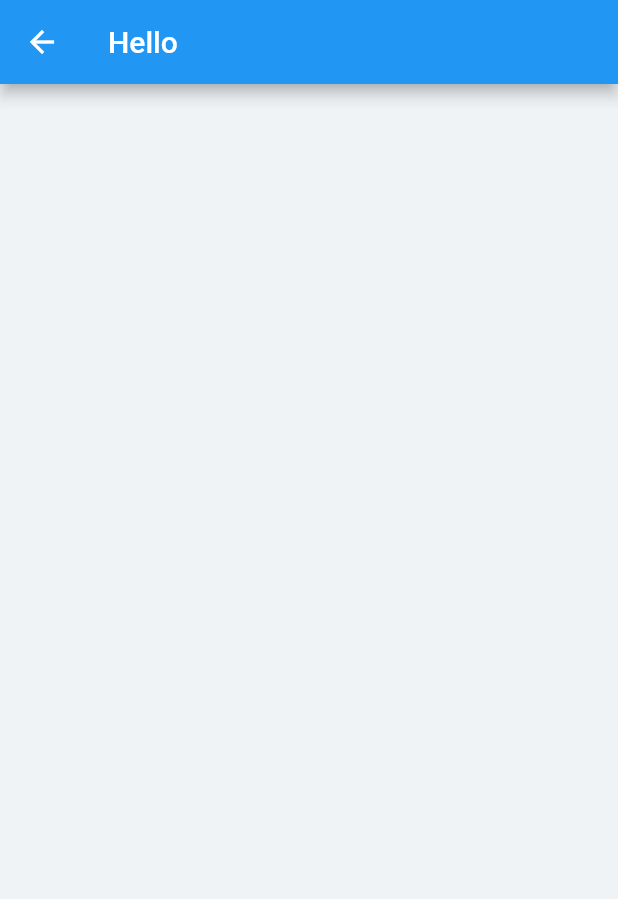
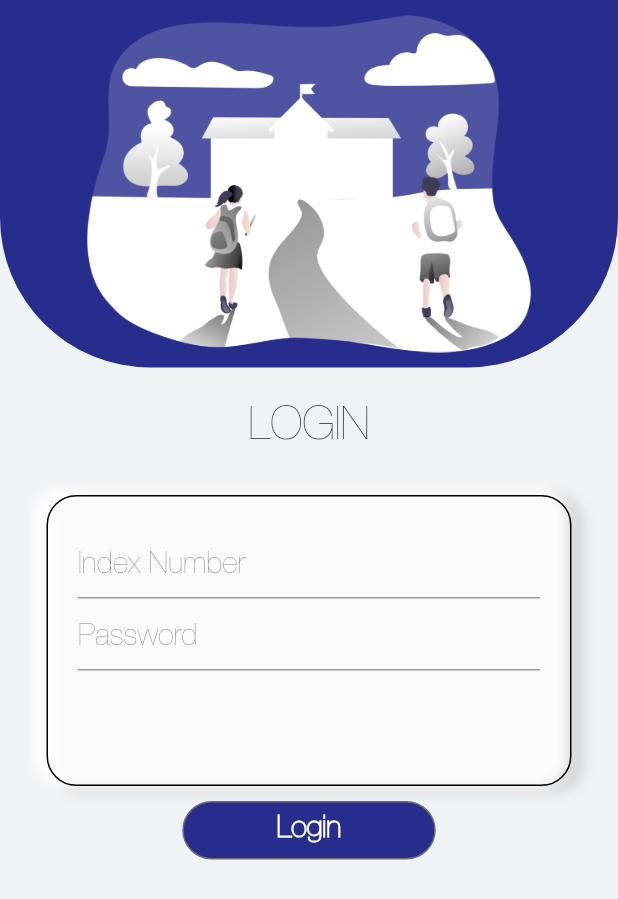
Before and after one commit to Sarbeng/DC-mobile, a Flutter app: the UserDetails screen opened directly, on a phone screen of 412 x 824 dp. Shown: the top 899 px of the screen. Run offline on Flutter 3.47's test engine with Material 2 defaults, Android fonts, the phone set to English and light mode, and no system bars.

Commit message:
Button being added

```diff
--- a/dc/lib/screens/login_page/login_page.dart
+++ b/dc/lib/screens/login_page/login_page.dart
@@ -4,10 +4,11 @@ class LoginPage extends StatelessWidget {
   @override
   Widget build(BuildContext context) {
     return Scaffold(
-        body: Column(
-            mainAxisAlignment: MainAxisAlignment.start,
-            crossAxisAlignment: CrossAxisAlignment.stretch,
-            children: [
+        body: SingleChildScrollView(
+            child: Column(
+                mainAxisAlignment: MainAxisAlignment.start,
+                crossAxisAlignment: CrossAxisAlignment.stretch,
+                children: [
           //the first container contains the image and background of the top portion of the ui
           Container(
             height: 245.0,
@@ -23,7 +24,7 @@ class LoginPage extends StatelessWidget {
           ),
           //The second container contains the text for login
           Container(
-              height: 100.0,
+              height: 75.0,
               child: Center(
                 child: Text(
                   "LOGIN",
@@ -32,7 +33,6 @@ class LoginPage extends StatelessWidget {
               )),
           //Third container to place the Login Text Area
           Center(
-
             child: Container(
               margin: const EdgeInsets.all(10.0),
               //color: Colors.amber[100],
@@ -56,19 +56,32 @@ class LoginPage extends StatelessWidget {
                   ]),
 
               child: Column(
+                children: <Widget>[
+                  TextField(
+                    decoration: InputDecoration(
+                        hintText: "Index Number",
+                        hintStyle: TextStyle(
+                            fontSize: 20.0, fontFamily: 'HelveticaNeue')),
+                  ),
+                  TextField(
+                    decoration: InputDecoration(
+                        hintText: "Password",
+                        hintStyle: TextStyle(
+                            fontSize: 20.0, fontFamily: 'HelveticaNeue')),
+                  ),
+                ],
+              ),
+            ),
+          ),
+          //Fourth Container for button
+          SizedBox(height:30.0),
+          Center(
 
-                children: <Widget>[
+            child: RaisedButton(onPressed: (){},
+            textColor: Colors.white,
 
-                  TextField(),
-                  TextField()
-
-                ],
-
-
-                )
-              ,
             ),
-          )
-        ]));
+          ),
+        ])));
   }
 }
--- a/dc/lib/screens/user_details/user_details.dart
+++ b/dc/lib/screens/user_details/user_details.dart
@@ -1,18 +1,100 @@
 import 'package:flutter/material.dart';
-
 
 class UserDetails extends StatelessWidget {
   @override
   Widget build(BuildContext context) {
     return Scaffold(
-        appBar: AppBar(
-          title: Text('Hello'),
-        ),
-        body: Column(
-            mainAxisAlignment: MainAxisAlignment.start,
-            crossAxisAlignment: CrossAxisAlignment.stretch,
-            children: [
+        body: SingleChildScrollView(
+            child: Column(
+                mainAxisAlignment: MainAxisAlignment.start,
+                crossAxisAlignment: CrossAxisAlignment.stretch,
+                children: [
+          //the first container contains the image and background of the top portion of the ui
+          Container(
+            height: 245.0,
+            decoration: BoxDecoration(
+              color: Color(0xFF272D8D),
+              borderRadius: BorderRadius.vertical(
+                  top: Radius.circular(0), bottom: Radius.circular(100)),
+            ),
+            child: Padding(
+              padding: const EdgeInsets.all(10.0),
+              child: Image.asset('assets/images/school.png'),
+            ),
+          ),
+          //The second container contains the text for login
+          Container(
+              height: 75.0,
+              child: Center(
+                child: Text(
+                  "LOGIN",
+                  style: TextStyle(fontSize: 30.0, fontFamily: 'HelveticaNeue'),
+                ),
+              )),
+          //Third container to place the Login Text Area
+          Center(
+            child: Container(
+              margin: const EdgeInsets.all(10.0),
+              //color: Colors.amber[100],
+              padding: EdgeInsets.all(20),
+              width: 350,
+              height: 194,
+              decoration: BoxDecoration(
+                  borderRadius: BorderRadius.circular(20),
+                  border: Border.all(),
+                  boxShadow: [
+                    BoxShadow(
+                        color: Color.fromRGBO(0, 0, 0, 0.1),
+                        offset: Offset(6, 2),
+                        blurRadius: 6.0,
+                        spreadRadius: 3.0),
+                    BoxShadow(
+                        color: Color.fromRGBO(255, 255, 255, 0.9),
+                        offset: Offset(-6, -2),
+                        blurRadius: 6.0,
+                        spreadRadius: 3.0)
+                  ]),
 
-            ]));
+              child: Column(
+                children: <Widget>[
+                  TextField(
+                    decoration: InputDecoration(
+                        hintText: "Index Number",
+                        hintStyle: TextStyle(
+                            fontSize: 20.0, fontFamily: 'HelveticaNeue')),
+                  ),
+                  TextField(
+                    decoration: InputDecoration(
+                        hintText: "Password",
+                        hintStyle: TextStyle(
+                            fontSize: 20.0, fontFamily: 'HelveticaNeue')),
+                  ),
+                ],
+              ),
+            ),
+          ),
+          //Fourth Container for button
+          Center(
+           child: Container(
+              width: 169.0,
+              height: 39.0,
+              padding: EdgeInsets.fromLTRB(5, 5, 5, 5),
+              decoration: BoxDecoration(
+                borderRadius: BorderRadius.circular(30.0),
+                color: const Color(0xff272d8d),
+                border: Border.all(width: 1.0, color: const Color(0xff707070)),
+              ),
+              child: Text(
+                'Login',
+                style: TextStyle(
+                    fontSize: 20.0,
+                    fontFamily: 'HelveticaNeue',
+                    fontWeight: FontWeight.bold,
+                    color: Colors.white),
+                textAlign: TextAlign.center,
+              ),
+            ),
+          ),
+        ])));
   }
 }
```
